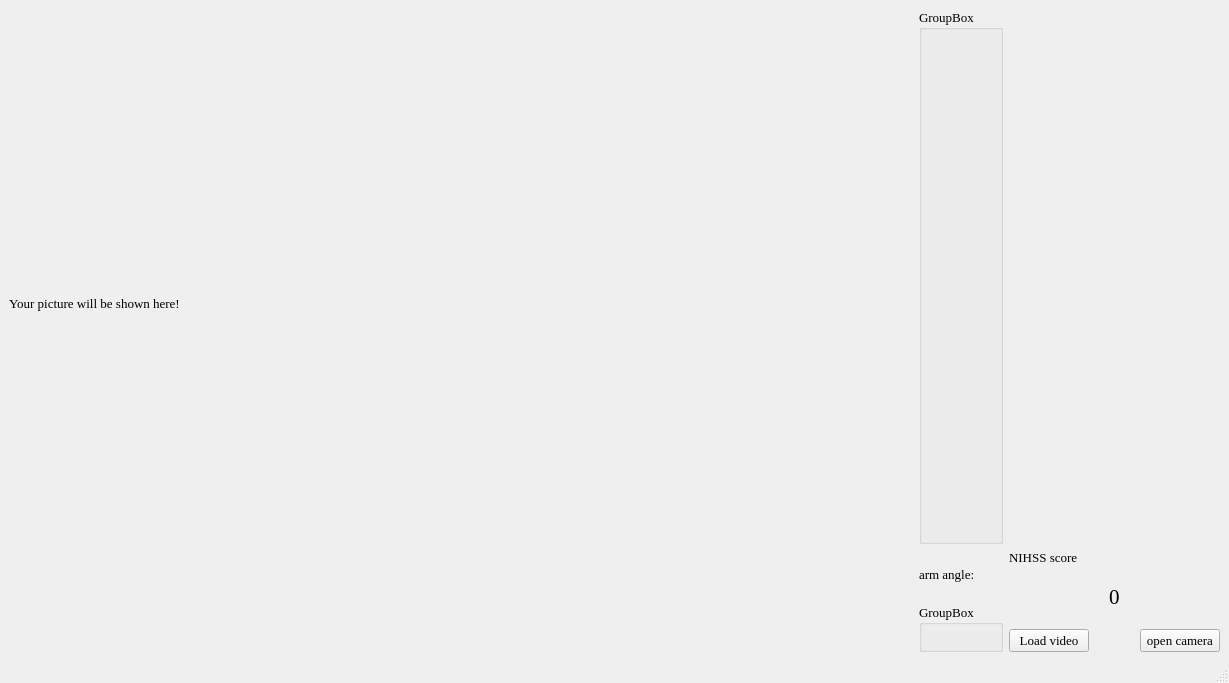
Above: demo.ui from kyrixn/IMR_summer before the change. Below: the same form after it.
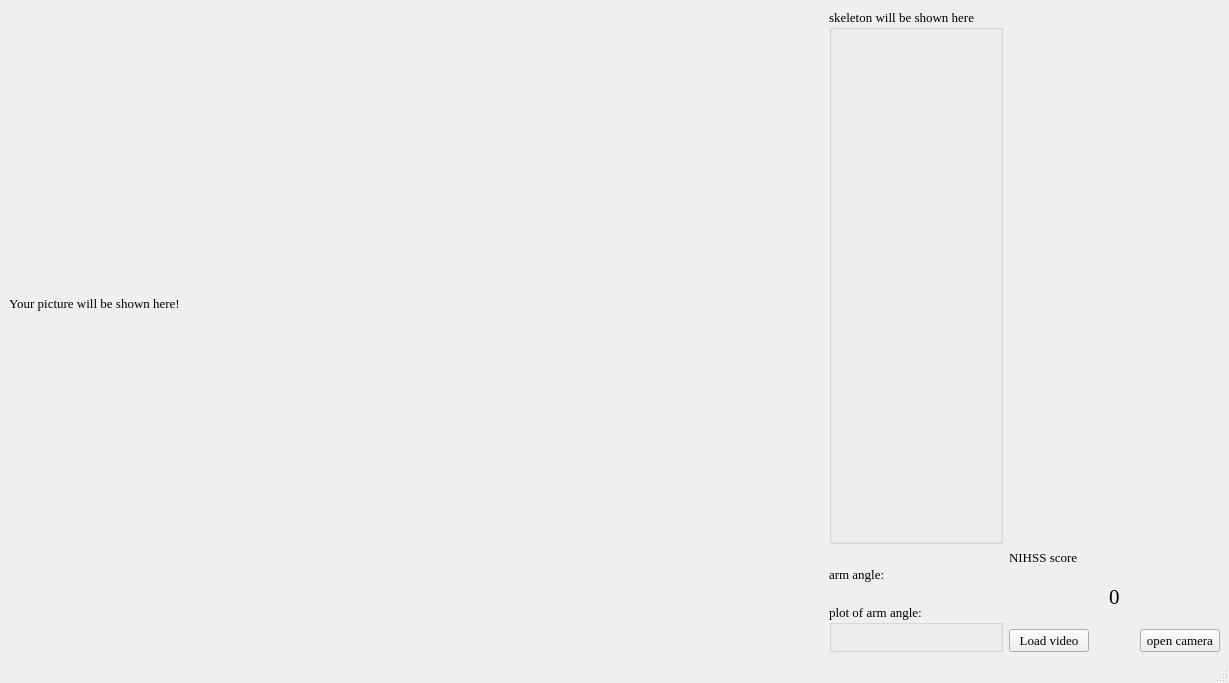
That is the form after the change.

Commit message: add arm approximate angle trajectory

Patch:
```diff
--- a/demo.ui
+++ b/demo.ui
@@ -123,14 +123,14 @@
       <item row="0" column="1">
        <widget class="QGroupBox" name="skeleton_box">
         <property name="title">
-         <string>GroupBox</string>
+         <string>skeleton will be shown here</string>
         </property>
        </widget>
       </item>
       <item row="2" column="1">
        <widget class="QGroupBox" name="groupBox_2">
         <property name="title">
-         <string>GroupBox</string>
+         <string>plot of arm angle:</string>
         </property>
        </widget>
       </item>
```
Left out of the diff: 2 changed lines with no effect on the pictures. The commit also changes 5 other files.
